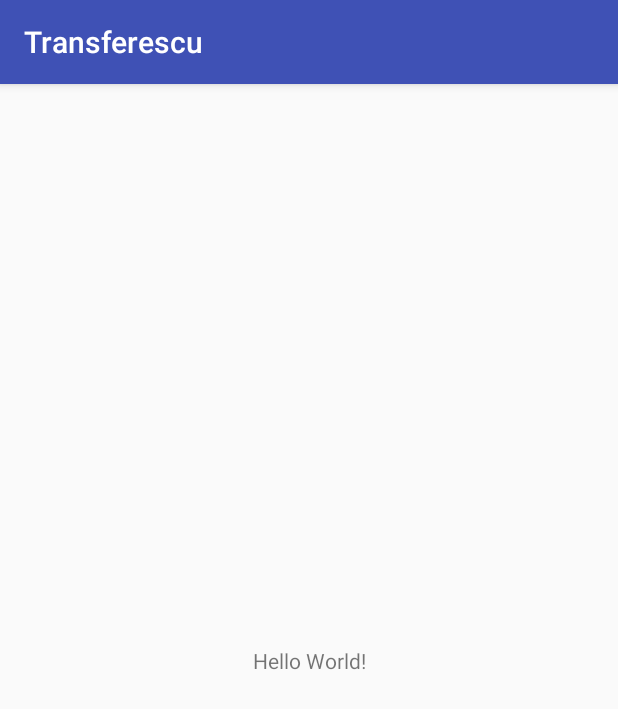
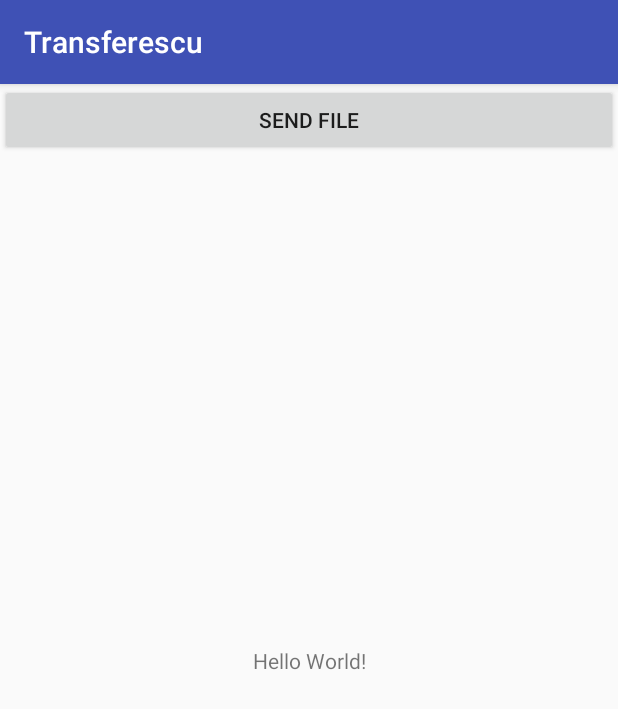
Before and after one commit to dminca/android-nfc-project, an Android app: the screen it shows after launch (MainActivity), on a phone screen of 412 x 824 dp. Shown: the top 709 px of the screen. Run offline under Robolectric (Android 15) with nearby library versions, the phone set to English and light mode, and no system bars.

Commit message:
add button to the main activity to send file
Signed-off-by: Daniel Andrei Minca <mandrei17@gmail.com>

```diff
--- a/app/src/main/java/org/dminca/transferescu/MainActivity.java
+++ b/app/src/main/java/org/dminca/transferescu/MainActivity.java
@@ -3,6 +3,7 @@ package org.dminca.transferescu;
 import android.nfc.NfcAdapter;
 import android.support.v7.app.AppCompatActivity;
 import android.os.Bundle;
+import android.view.View;
 
 public class MainActivity extends AppCompatActivity {
     @Override
@@ -10,4 +11,7 @@ public class MainActivity extends AppCompatActivity {
         super.onCreate(savedInstanceState);
         setContentView(R.layout.activity_main);
     }
+
+    public void sendFile(View view) {
+    }
 }
--- a/app/src/main/res/layout/activity_main.xml
+++ b/app/src/main/res/layout/activity_main.xml
@@ -15,4 +15,11 @@
         app:layout_constraintRight_toRightOf="parent"
         app:layout_constraintTop_toTopOf="parent" />
 
+    <Button
+        android:layout_width="match_parent"
+        android:layout_height="wrap_content"
+        android:padding="8dp"
+        android:text="@string/send_file"
+        android:onClick="sendFile"/>
+
 </android.support.constraint.ConstraintLayout>
--- a/app/src/main/res/values/strings.xml
+++ b/app/src/main/res/values/strings.xml
@@ -1,3 +1,4 @@
 <resources>
     <string name="app_name">Transferescu</string>
+    <string name="send_file">Send file</string>
 </resources>
```
